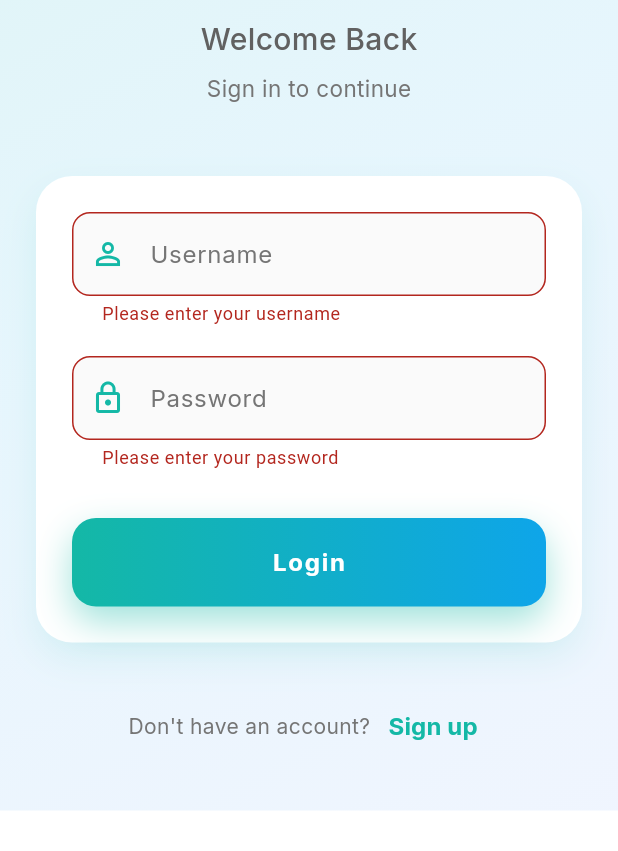
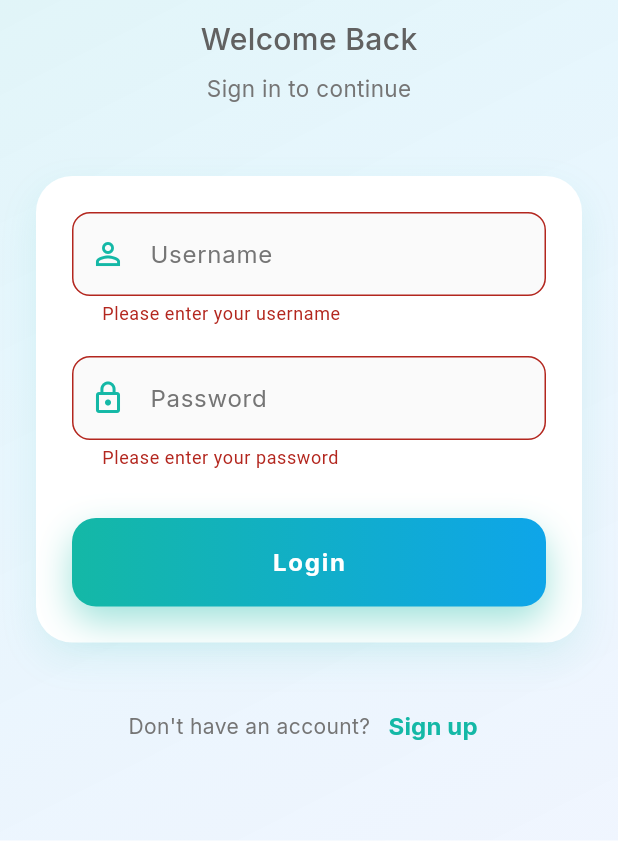
Before and after one commit to koek1/budget-app, a Flutter app: the screen it shows after launch, after a tap on "Login", on a phone screen of 412 x 824 dp, the part 385-1236 px from its top. Run offline on Flutter 3.47's test engine with Material 3 defaults, Android fonts, the phone set to English and light mode, and no system bars; our stand-ins replace fl_chart, flutter_secure_storage, google_fonts, hive, hive_flutter, local_auth and 1 more; accounts and stored records are empty; generated files the repository leaves out were written again.

Commit message:
feat: Changes UI elements

```diff
--- a/frontend/lib/app.dart
+++ b/frontend/lib/app.dart
@@ -1,4 +1,5 @@
 import 'package:flutter/material.dart';
+import 'package:google_fonts/google_fonts.dart';
 import 'package:hive_flutter/hive_flutter.dart';
 import 'package:budget_app/services/settings_service.dart';
 import 'screens/auth/login_screen.dart';
@@ -131,39 +132,70 @@ class SplashScreen extends StatefulWidget {
   State<SplashScreen> createState() => _SplashScreenState();
 }
 
-class _SplashScreenState extends State<SplashScreen> with SingleTickerProviderStateMixin {
-  late AnimationController _controller;
-  late Animation<double> _scaleAnimation;
-  late Animation<double> _fadeAnimation;
+class _SplashScreenState extends State<SplashScreen>
+    with TickerProviderStateMixin {
+  late AnimationController _logoController;
+  late AnimationController _textController;
+  late Animation<double> _logoScale;
+  late Animation<double> _logoRotation;
+  late Animation<double> _textSlide;
+  late Animation<double> _textFade;
 
   @override
   void initState() {
     super.initState();
-    _controller = AnimationController(
-      duration: const Duration(milliseconds: 1500),
+
+    // Logo animation controller
+    _logoController = AnimationController(
+      duration: const Duration(milliseconds: 2500),
       vsync: this,
     );
 
-    _scaleAnimation = Tween<double>(begin: 0.0, end: 1.0).animate(
+    // Text animation controller
+    _textController = AnimationController(
+      duration: const Duration(milliseconds: 2000),
+      vsync: this,
+    );
+
+    _logoScale = Tween<double>(begin: 0.0, end: 1.0).animate(
       CurvedAnimation(
-        parent: _controller,
+        parent: _logoController,
         curve: Curves.elasticOut,
       ),
     );
 
-    _fadeAnimation = Tween<double>(begin: 0.0, end: 1.0).animate(
+    _logoRotation = Tween<double>(begin: 0.0, end: 1.0).animate(
       CurvedAnimation(
-        parent: _controller,
+        parent: _logoController,
+        curve: Curves.easeOut,
+      ),
+    );
+
+    _textSlide = Tween<double>(begin: 50.0, end: 0.0).animate(
+      CurvedAnimation(
+        parent: _textController,
+        curve: Curves.easeOutCubic,
+      ),
+    );
+
+    _textFade = Tween<double>(begin: 0.0, end: 1.0).animate(
+      CurvedAnimation(
+        parent: _textController,
         curve: Curves.easeIn,
       ),
     );
 
-    _controller.forward();
+    // Start animations
+    _logoController.forward();
+    Future.delayed(const Duration(milliseconds: 500), () {
+      _textController.forward();
+    });
   }
 
   @override
   void dispose() {
-    _controller.dispose();
+    _logoController.dispose();
+    _textController.dispose();
     super.dispose();
   }
 
@@ -171,70 +203,100 @@ class _SplashScreenState extends State<SplashScreen> with SingleTickerProviderSt
   Widget build(BuildContext context) {
     final primaryTurquoise = const Color(0xFF14B8A6);
     final primaryBlue = const Color(0xFF0EA5E9);
+    final accentBlue = const Color(0xFF3B82F6);
 
     return Scaffold(
+      backgroundColor: Colors.transparent,
       body: Container(
         decoration: BoxDecoration(
           gradient: LinearGradient(
             begin: Alignment.topLeft,
             end: Alignment.bottomRight,
             colors: [
-              primaryTurquoise,
-              primaryBlue,
-              const Color(0xFF3B82F6),
+              primaryTurquoise.withOpacity(0.15),
+              primaryBlue.withOpacity(0.1),
+              accentBlue.withOpacity(0.08),
             ],
           ),
         ),
         child: Center(
-          child: AnimatedBuilder(
-            animation: _controller,
-            builder: (context, child) {
-              return Opacity(
-                opacity: _fadeAnimation.value,
-                child: Transform.scale(
-                  scale: _scaleAnimation.value,
           child: Column(
             mainAxisAlignment: MainAxisAlignment.center,
             children: [
-                      Container(
+              // Animated Logo
+              AnimatedBuilder(
+                animation: _logoController,
+                builder: (context, child) {
+                  return Transform.scale(
+                    scale: _logoScale.value,
+                    child: Transform.rotate(
+                      angle: (_logoRotation.value - 1.0) * 0.1,
+                      child: Container(
                         padding: const EdgeInsets.all(20),
                         decoration: BoxDecoration(
-                          color: Colors.white.withOpacity(0.2),
+                          gradient: LinearGradient(
+                            begin: Alignment.topLeft,
+                            end: Alignment.bottomRight,
+                            colors: [
+                              primaryTurquoise.withOpacity(0.2),
+                              primaryBlue.withOpacity(0.15),
+                            ],
+                          ),
                           shape: BoxShape.circle,
                           boxShadow: [
                             BoxShadow(
-                              color: Colors.white.withOpacity(0.3),
-                              blurRadius: 20,
-                              spreadRadius: 2,
+                              color: primaryTurquoise.withOpacity(0.3),
+                              blurRadius: 30,
+                              spreadRadius: 3,
                             ),
                           ],
                         ),
                         child: Image.asset(
                           'images/logo.png',
-                          width: 100,
-                          height: 100,
+                          width: 120,
+                          height: 120,
                         ),
                       ),
-                      const SizedBox(height: 30),
-                      Text(
-                        'SpendSense',
-                        style: TextStyle(
-                          color: Colors.white,
-                          fontSize: 32,
-                          fontWeight: FontWeight.bold,
-                          letterSpacing: 1.2,
                     ),
+                  );
+                },
               ),
               const SizedBox(height: 40),
-                      CircularProgressIndicator(
-                        valueColor: AlwaysStoppedAnimation<Color>(Colors.white),
-                        strokeWidth: 3,
+              // Animated SpendSense Text
+              AnimatedBuilder(
+                animation: _textController,
+                builder: (context, child) {
+                  return Transform.translate(
+                    offset: Offset(0, _textSlide.value),
+                    child: Opacity(
+                      opacity: _textFade.value,
+                      child: Text(
+                        'SpendSense',
+                        style: GoogleFonts.poppins(
+                          fontSize: 42,
+                          fontWeight: FontWeight.w700,
+                          letterSpacing: -0.5,
+                          color: primaryTurquoise,
+                          shadows: [
+                            Shadow(
+                              color: primaryTurquoise.withOpacity(0.3),
+                              blurRadius: 8,
+                              offset: const Offset(0, 2),
                             ),
                           ],
                         ),
                       ),
+                    ),
                   );
                 },
+              ),
+              const SizedBox(height: 50),
+              // Loading indicator
+              CircularProgressIndicator(
+                valueColor: AlwaysStoppedAnimation<Color>(primaryTurquoise),
+                strokeWidth: 3,
+              ),
+            ],
           ),
         ),
       ),
--- a/frontend/lib/screens/auth/login_screen.dart
+++ b/frontend/lib/screens/auth/login_screen.dart
@@ -3,6 +3,24 @@ import 'package:google_fonts/google_fonts.dart';
 import 'package:budget_app/services/auth_service.dart';
 import 'package:budget_app/services/biometric_service.dart';
 import 'package:budget_app/screens/home/home_screen.dart';
+
+// Custom page route with fade transition
+class FadePageRoute<T> extends PageRouteBuilder<T> {
+  final Widget page;
+
+  FadePageRoute({required this.page})
+      : super(
+          pageBuilder: (context, animation, secondaryAnimation) => page,
+          transitionDuration: const Duration(milliseconds: 300),
+          reverseTransitionDuration: const Duration(milliseconds: 300),
+          transitionsBuilder: (context, animation, secondaryAnimation, child) {
+            return FadeTransition(
+              opacity: animation,
+              child: child,
+            );
+          },
+        );
+}
 
 class LoginScreen extends StatefulWidget {
   const LoginScreen({super.key});
@@ -213,6 +231,7 @@ class _LoginScreenState extends State<LoginScreen>
     final accentBlue = const Color(0xFF3B82F6); // Blue
 
     return Scaffold(
+      backgroundColor: Colors.transparent,
       body: Container(
         decoration: BoxDecoration(
           gradient: LinearGradient(
@@ -630,9 +649,8 @@ class _LoginScreenState extends State<LoginScreen>
                               onPressed: () {
                                 Navigator.push(
                                   context,
-                                  MaterialPageRoute(
-                                    builder: (context) =>
-                                        const RegisterScreen(),
+                                  FadePageRoute(
+                                    page: const RegisterScreen(),
                                   ),
                                 );
                               },
@@ -654,6 +672,8 @@ class _LoginScreenState extends State<LoginScreen>
                       ],
                     ),
                   ),
+                  // Add bottom padding to prevent white bar
+                  SizedBox(height: MediaQuery.of(context).padding.bottom + 20),
                 ],
               ),
             ),
@@ -801,6 +821,7 @@ class _RegisterScreenState extends State<RegisterScreen>
     final accentBlue = const Color(0xFF3B82F6); // Blue
 
     return Scaffold(
+      backgroundColor: Colors.transparent,
       appBar: AppBar(
         backgroundColor: Colors.transparent,
         elevation: 0,
@@ -1144,7 +1165,9 @@ class _RegisterScreenState extends State<RegisterScreen>
                         ),
                       ),
                       TextButton(
-                        onPressed: () => Navigator.pop(context),
+                        onPressed: () {
+                          Navigator.of(context).pop();
+                        },
                         style: TextButton.styleFrom(
                           padding: const EdgeInsets.symmetric(
                               horizontal: 8, vertical: 4),
@@ -1160,6 +1183,8 @@ class _RegisterScreenState extends State<RegisterScreen>
                       ),
                     ],
                   ),
+                  // Add bottom padding to prevent white bar
+                  SizedBox(height: MediaQuery.of(context).padding.bottom + 20),
                 ],
               ),
             ),
```
Lines whose indentation alone changed are shown as unchanged.
